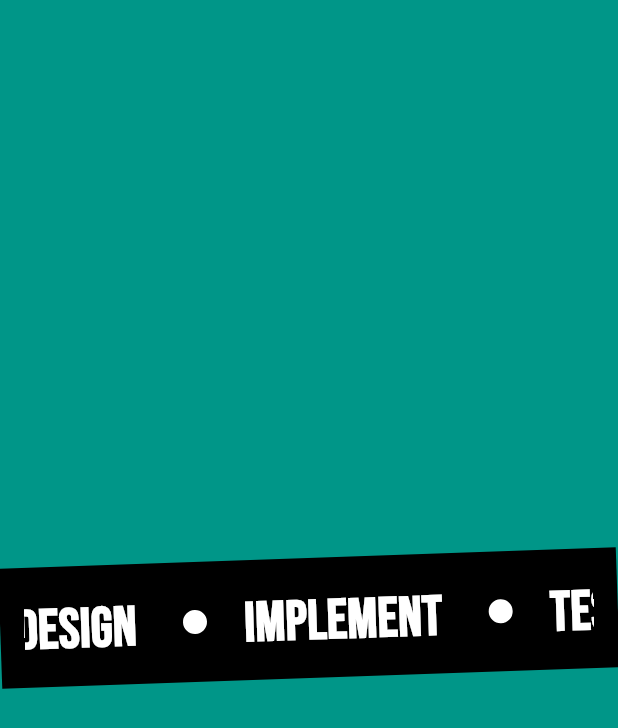
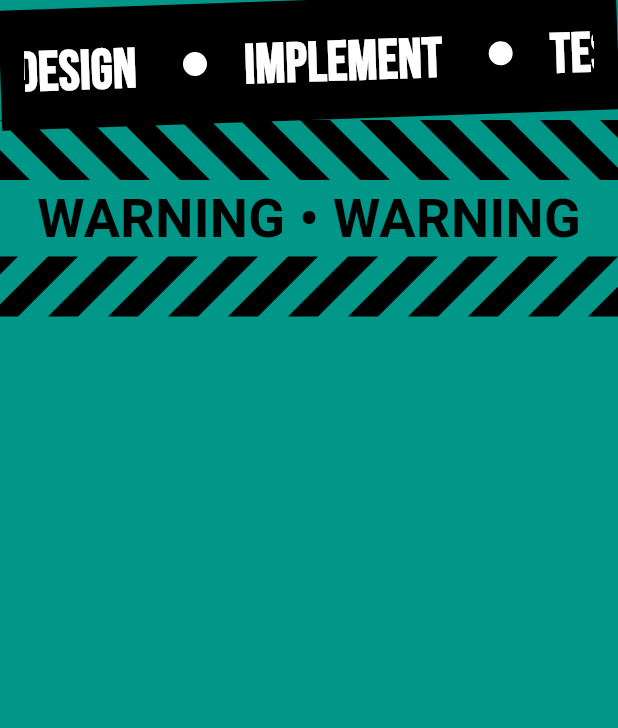
Before and after one commit to Chijama/endless_animated_scrolling_banner, a Flutter app: the screen it shows after launch, on a phone screen of 412 x 824 dp. Shown: the top 728 px of the screen. Run offline on Flutter 3.47's test engine with Material 3 defaults, Android fonts, the phone set to English and light mode, and no system bars; our stand-ins replace google_fonts.

Commit message:
warning banner in progress

```diff
--- a/lib/custom_banner.dart
+++ b/lib/banner/simple_banner.dart
@@ -3,8 +3,8 @@ import 'dart:math' as math;
 
 import 'package:google_fonts/google_fonts.dart';
 
-class CustomBanner extends StatelessWidget {
-  const CustomBanner({
+class SimpleBanner extends StatelessWidget {
+  const SimpleBanner({
     super.key,
     required this.scrollController,
     required this.listOfStrings,
@@ -58,6 +58,7 @@ class CustomBanner extends StatelessWidget {
     );
   }
 }
+
 class BannerText extends StatelessWidget {
   const BannerText({
     super.key,
@@ -78,7 +79,6 @@ class BannerText extends StatelessWidget {
   }
 }
 
-
 class CautionBanner extends StatelessWidget {
   const CautionBanner({super.key});
 
--- /dev/null
+++ b/lib/banner/warning_banner/warning_banner.dart
@@ -0,0 +1,183 @@
+// import 'package:endless_animated_scrolling_banner/banner/warning_banner/rhombus_painter.dart';
+// import 'package:flutter/material.dart';
+// import 'dart:math' as math;
+
+// import 'package:google_fonts/google_fonts.dart';
+
+// class WarningBanner extends StatelessWidget {
+//   const WarningBanner({
+//     super.key,
+//     required this.scrollController,
+//     required this.listOfStrings,
+//     this.spacing,
+//   });
+
+//   final ScrollController scrollController;
+//   final List<String> listOfStrings;
+//   final double? spacing;
+
+//   @override
+//   Widget build(BuildContext context) {
+//     final space =
+//         MediaQuery.of(context).size.width * 0.36 / listOfStrings.length;
+
+//     SizedBox horizontalSpace() {
+//       return SizedBox(width: spacing ?? space);
+//     }
+
+//     return Transform.rotate(
+//       angle: -4 * (math.pi / 360),
+//       alignment: FractionalOffset.center,
+//       child: Container(
+//         alignment: Alignment.center,
+//         color: Color.fromARGB(255, 250, 156, 14),
+//         child: Column(
+//           children: [
+//             SizedBox(
+//               height: 150,
+//               child: ListView.separated(
+//                   controller: scrollController,
+//                   scrollDirection: Axis.horizontal,
+//                   itemBuilder: (context, index) {
+//                     return CustomPaint(
+//                       size: Size(150,
+//                           30), //You can Replace [WIDTH] with your desired width for Custom Paint and height will be calculated automatically
+//                       painter: RPSCustomPainter(),
+//                     );
+//                   },
+//                   separatorBuilder: (context, index) {
+//                     return SizedBox(
+//                       width: 4,
+//                     );
+//                   },
+//                   itemCount: 1000),
+//             ),
+//             Container(
+//         padding: const EdgeInsets.all(16.0),
+
+//               height: 120,
+//               child: ListView.separated(
+//                 controller: scrollController,
+//                 scrollDirection: Axis.horizontal,
+//                 separatorBuilder: (context, index) {
+//                   return Row(
+//                     children: [
+//                       horizontalSpace(),
+//                       const CircleAvatar(
+//                         radius: 8,
+//                         backgroundColor: Colors.white,
+//                       ),
+//                       horizontalSpace(),
+//                     ],
+//                   );
+//                 },
+//                 itemBuilder: (context, index) {
+//                   return Column(
+//                     children: [
+//                       BannerText(
+//                           label: listOfStrings[index % listOfStrings.length]
+//                               .toUpperCase()),
+//                     ],
+//                   );
+//                 },
+//                 itemCount: listOfStrings.length * 3,
+//               ),
+//             ),
+//           ],
+//         ),
+//       ),
+//     );
+//   }
+// }
+
+// class BannerText extends StatelessWidget {
+//   const BannerText({
+//     super.key,
+//     required this.label,
+//   });
+//   final String label;
+
+//   @override
+//   Widget build(BuildContext context) {
+//     return Text(
+//       label,
+//       style: GoogleFonts.bebasNeue(
+//         fontSize: 37,
+//         color: Colors.white,
+//         fontWeight: FontWeight.bold,
+//       ),
+//     );
+//   }
+// }
+
+// class CautionBanner extends StatelessWidget {
+//   const CautionBanner({super.key});
+
+//   @override
+//   Widget build(BuildContext context) {
+//     return const Placeholder();
+//   }
+// }
+
+import 'package:flutter/material.dart';
+
+class WarningBanner extends StatelessWidget {
+  //   final ScrollController scrollController;
+  // final List<String> listOfStrings;
+  // final double? spacing;
+
+  // const WarningBanner({super.key, required this.scrollController, required this.listOfStrings, this.spacing});
+  @override
+  Widget build(BuildContext context) {
+    return Column(
+      children: [
+        CustomPaint(
+          size: Size(double.infinity, 40),
+          painter: DiagonalStripesPainter(),
+        ),
+        Center(
+          child: Text(
+            'WARNING • WARNING',
+            style: TextStyle(
+              fontSize: 36,
+              fontWeight: FontWeight.bold,
+              color: Colors.black,
+            ),
+          ),
+        ),
+        Transform.flip(
+          flipX: true,
+          child: CustomPaint(
+            size: Size(double.infinity, 40),
+            painter: DiagonalStripesPainter(),
+          ),
+        )
+      ],
+    );
+  }
+}
+
+class DiagonalStripesPainter extends CustomPainter {
+  @override
+  void paint(Canvas canvas, Size size) {
+    Paint paint = Paint()..color = Colors.black;
+    double stripeWidth = 20;
+    double stripeSpacing = 40;
+
+    for (double i = -size.height; i < size.width; i += stripeSpacing) {
+      final path = Path()
+        ..moveTo(i, 0)
+        ..lineTo(i + stripeWidth, 0)
+        ..lineTo(i + size.height + stripeWidth, size.height)
+        ..lineTo(i + size.height, size.height)
+        ..close();
+
+      canvas.drawPath(path, paint);
+    }
+  }
+
+  @override
+  bool shouldRepaint(covariant CustomPainter oldDelegate) {
+    return false;
+  }
+}
--- a/lib/my_home_page.dart
+++ b/lib/my_home_page.dart
@@ -1,7 +1,7 @@
-import 'package:endless_animated_scrolling_banner/custom_banner.dart';
+import 'package:endless_animated_scrolling_banner/banner/simple_banner.dart';
+import 'package:endless_animated_scrolling_banner/banner/warning_banner/warning_banner.dart';
 import 'package:endless_animated_scrolling_banner/endless_animated_scrolling_banner.dart';
 import 'package:flutter/material.dart';
-
 
 class MyHomePage extends StatelessWidget {
   const MyHomePage({super.key});
@@ -10,9 +10,11 @@ class MyHomePage extends StatelessWidget {
   Widget build(BuildContext context) {
     return Scaffold(
       backgroundColor: Colors.teal,
-      body: EndlessScrollingAnimatedBanner(
+      body: Column(
+        children: [
+          EndlessScrollingAnimatedBanner(
             scrollSpeed: 3.5,
-        bannerBuilder: (scrollController) => CustomBanner(
+            bannerBuilder: (scrollController) => SimpleBanner(
               scrollController: scrollController,
               listOfStrings: const [
                 "plan ",
@@ -24,6 +26,23 @@ class MyHomePage extends StatelessWidget {
               ],
             ),
           ),
+          WarningBanner()
+          // EndlessScrollingAnimatedBanner(
+          //   scrollSpeed: 3.5,
+          //   bannerBuilder: (scrollController) => WarningBanner(
+          //     scrollController: scrollController,
+          //     listOfStrings: const [
+          //       "plan ",
+          //       "design ",
+          //       "implement ",
+          //       "test",
+          //       "deploy ",
+          //       "maintain"
+          //     ],
+          //   ),
+          // ),
+        ],
+      ),
     );
   }
 }
```
Also changed, not shown: lib/banner/warning_banner/rhombus_painter.dart (added, +41 -0 lines), lib/endless_animated_scrolling_banner.dart (line endings or trailing spaces), pubspec.lock. Lines whose indentation alone changed are shown as unchanged.
